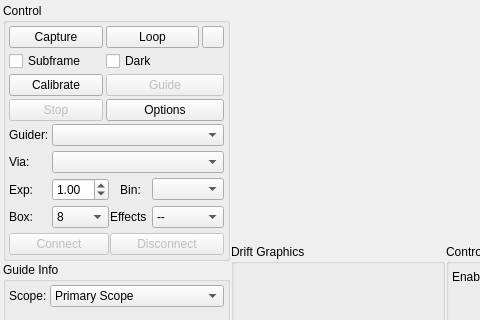
First picture: the form in kstars/ekos/guide/guide.ui, repository KDE/kstars, before the edit; both pictures show x 0 to 480 and y 0 to 320 of the 682 by 490 pixel window.
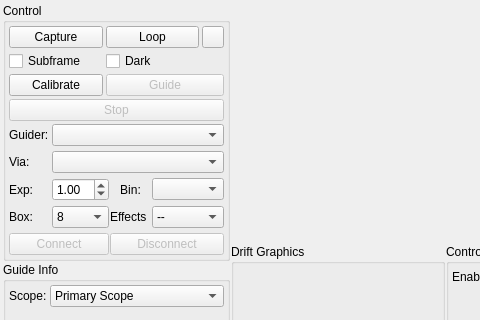
Second picture: the form after the edit. Custom widgets are drawn as their Qt base class.

Commit message: remove options button since it is repeated down

Diff of the .ui file:
```diff
--- a/kstars/ekos/guide/guide.ui
+++ b/kstars/ekos/guide/guide.ui
@@ -131,23 +131,6 @@
               </property>
              </widget>
             </item>
-            <item row="3" column="0">
-             <widget class="QPushButton" name="stopB">
-              <property name="enabled">
-               <bool>false</bool>
-              </property>
-              <property name="text">
-               <string>Stop</string>
-              </property>
-             </widget>
-            </item>
-            <item row="3" column="1" colspan="2">
-             <widget class="QPushButton" name="guideOptionsB">
-              <property name="text">
-               <string>Options</string>
-              </property>
-             </widget>
-            </item>
             <item row="0" column="1">
              <widget class="QPushButton" name="loopB">
               <property name="text">
@@ -155,6 +138,16 @@
               </property>
              </widget>
             </item>
+            <item row="3" column="0" colspan="3">
+             <widget class="QPushButton" name="stopB">
+              <property name="enabled">
+               <bool>false</bool>
+              </property>
+              <property name="text">
+               <string>Stop</string>
+              </property>
+             </widget>
+            </item>
            </layout>
           </item>
           <item>
```
Left out of the diff: 1 changed line with no effect on the pictures. The commit also changes 1 other file.
